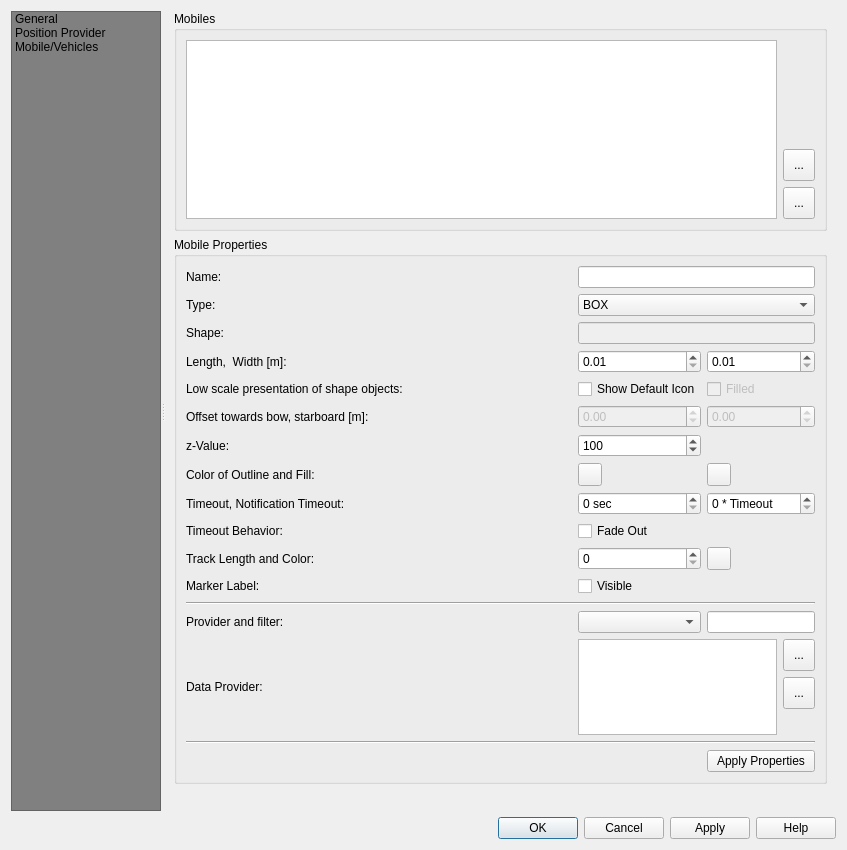
This is ui/posiview_properties_base.ui in jrenken/qgis-PosiView as Qt 5 draws it before an edit. The edited form follows.
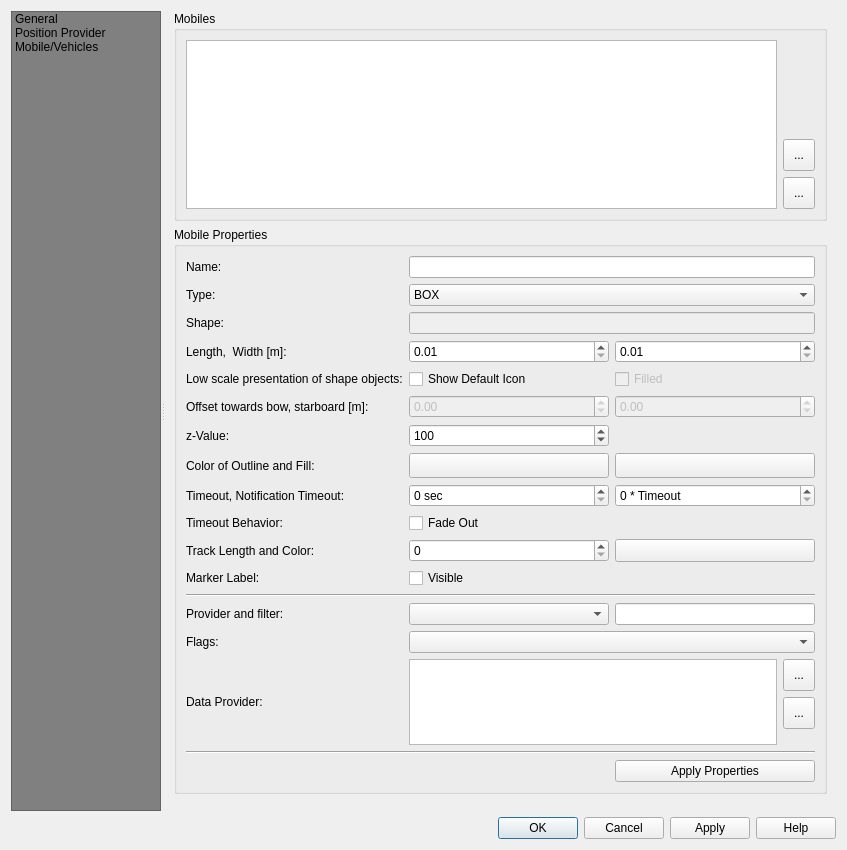
This is the edited form. The open tabs and pages were chosen to show the change. Icons and pictures are not drawn. Custom widgets are drawn as their Qt base class.

Commit message: add filter flags to properties dialog

The edit to the form file:
```diff
--- a/ui/posiview_properties_base.ui
+++ b/ui/posiview_properties_base.ui
@@ -853,7 +853,14 @@
                  <property name="collapsed">
                   <bool>false</bool>
                  </property>
-                 <layout class="QGridLayout" name="gridLayout_3">
+                 <layout class="QGridLayout" name="gridLayout_3" columnstretch="0,1,1">
+                  <item row="3" column="2">
+                   <widget class="QDoubleSpinBox" name="doubleSpinBoxMobileWidth">
+                    <property name="minimum">
+                     <double>0.010000000000000</double>
+                    </property>
+                   </widget>
+                  </item>
                   <item row="2" column="1" colspan="2">
                    <widget class="QLineEdit" name="lineEditMobileShape">
                     <property name="enabled">
@@ -870,7 +877,7 @@
                     </property>
                    </widget>
                   </item>
-                  <item row="15" column="0" colspan="3">
+                  <item row="16" column="0" colspan="3">
                    <widget class="QFrame" name="frame_2">
                     <property name="frameShape">
                      <enum>QFrame::HLine</enum>
@@ -880,13 +887,6 @@
                     </property>
                    </widget>
                   </item>
-                  <item row="3" column="2">
-                   <widget class="QDoubleSpinBox" name="doubleSpinBoxMobileWidth">
-                    <property name="minimum">
-                     <double>0.010000000000000</double>
-                    </property>
-                   </widget>
-                  </item>
                   <item row="8" column="0">
                    <widget class="QLabel" name="label_9">
                     <property name="text">
@@ -947,10 +947,16 @@
                   </item>
                   <item row="7" column="2">
                    <widget class="QgsColorButton" name="mColorButtonMobileFillColor">
+                    <property name="sizePolicy">
+                     <sizepolicy hsizetype="Preferred" vsizetype="Fixed">
+                      <horstretch>0</horstretch>
+                      <verstretch>0</verstretch>
+                     </sizepolicy>
+                    </property>
                     <property name="minimumSize">
                      <size>
-                      <width>0</width>
-                      <height>0</height>
+                      <width>24</width>
+                      <height>25</height>
                      </size>
                     </property>
                     <property name="allowOpacity">
@@ -1041,7 +1047,7 @@
                     </property>
                    </widget>
                   </item>
-                  <item row="16" column="2">
+                  <item row="17" column="2">
                    <widget class="QPushButton" name="pushButtonApplyMobile">
                     <property name="text">
                      <string>Apply Properties</string>
@@ -1054,10 +1060,16 @@
                   </item>
                   <item row="7" column="1">
                    <widget class="QgsColorButton" name="mColorButtonMobileColor">
+                    <property name="sizePolicy">
+                     <sizepolicy hsizetype="Preferred" vsizetype="Preferred">
+                      <horstretch>0</horstretch>
+                      <verstretch>0</verstretch>
+                     </sizepolicy>
+                    </property>
                     <property name="minimumSize">
                      <size>
-                      <width>0</width>
-                      <height>0</height>
+                      <width>24</width>
+                      <height>25</height>
                      </size>
                     </property>
                     <property name="allowOpacity">
@@ -1089,6 +1101,12 @@
                   </item>
                   <item row="10" column="2">
                    <widget class="QgsColorButton" name="mColorButtonMobileTrackColor">
+                    <property name="sizePolicy">
+                     <sizepolicy hsizetype="Preferred" vsizetype="Fixed">
+                      <horstretch>0</horstretch>
+                      <verstretch>0</verstretch>
+                     </sizepolicy>
+                    </property>
                     <property name="allowOpacity">
                      <bool>true</bool>
                     </property>
@@ -1111,7 +1129,7 @@
                     </property>
                    </widget>
                   </item>
-                  <item row="14" column="0">
+                  <item row="15" column="0">
                    <widget class="QLabel" name="label_12">
                     <property name="text">
                      <string>Data Provider:</string>
@@ -1125,7 +1143,7 @@
                     </property>
                    </widget>
                   </item>
-                  <item row="14" column="1" colspan="2">
+                  <item row="15" column="1" colspan="2">
                    <layout class="QHBoxLayout" name="horizontalLayout_5">
                     <item>
                      <widget class="QTableView" name="mMobileProviderTableView">
@@ -1274,7 +1292,7 @@
                   <item row="5" column="0">
                    <widget class="QLabel" name="label_22">
                     <property name="text">
-                     <string>Offset towards bow, starboard [m]: </string>
+                     <string>Offset towards bow, starboard [m]:</string>
                     </property>
                    </widget>
                   </item>
@@ -1302,6 +1320,20 @@
                     </property>
                    </widget>
                   </item>
+                  <item row="14" column="1" colspan="2">
+                   <widget class="QgsCheckableComboBox" name="comboBoxProviderFlags">
+                    <property name="defaultText">
+                     <string>no exceptions</string>
+                    </property>
+                   </widget>
+                  </item>
+                  <item row="14" column="0">
+                   <widget class="QLabel" name="label_26">
+                    <property name="text">
+                     <string>Flags:</string>
+                    </property>
+                   </widget>
+                  </item>
                  </layout>
                 </widget>
                </item>
@@ -1397,6 +1429,11 @@
   </action>
  </widget>
  <customwidgets>
+  <customwidget>
+   <class>QgsCheckableComboBox</class>
+   <extends>QComboBox</extends>
+   <header>qgscheckablecombobox.h</header>
+  </customwidget>
   <customwidget>
    <class>QgsCollapsibleGroupBox</class>
    <extends>QGroupBox</extends>
```
Left out of the diff: 10 changed lines with no effect on the pictures. The commit also changes 4 other files.
